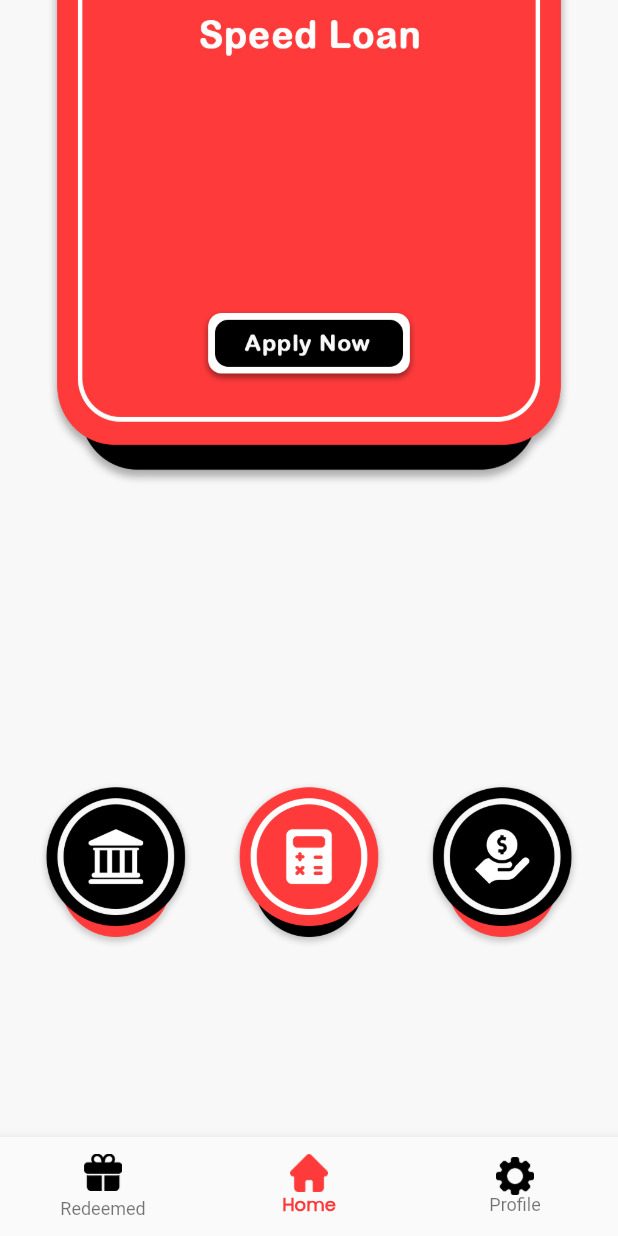
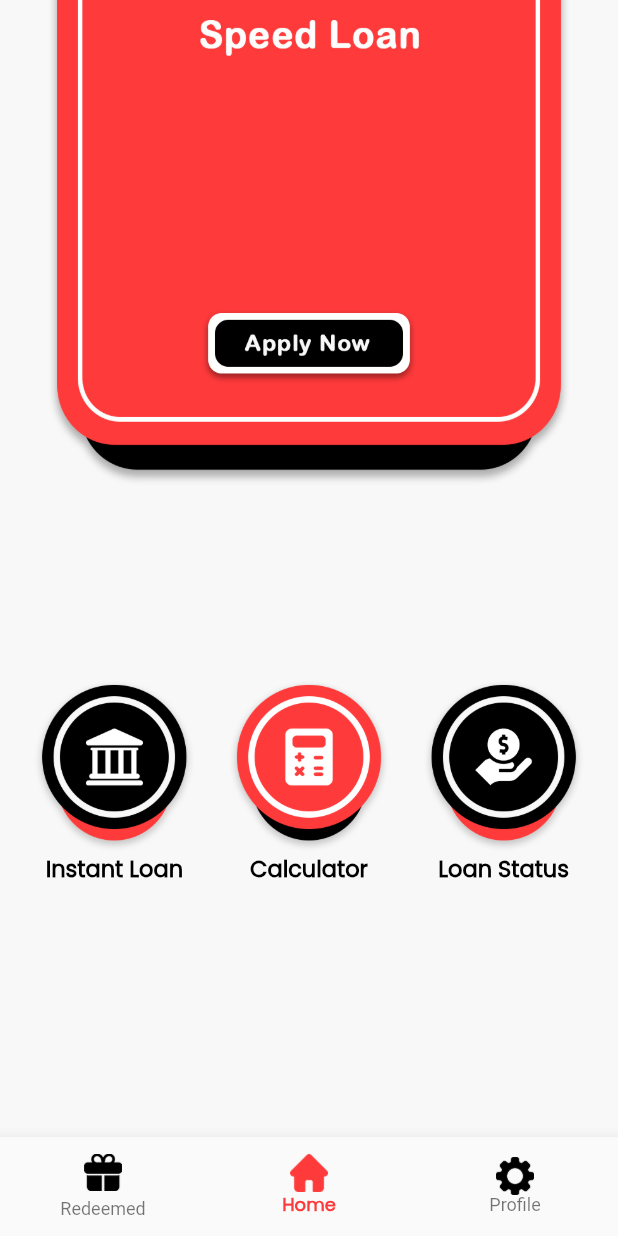
Before and after one commit to DhruvalGorasiya/speed_lone, a Flutter app: the screen it shows after launch, item 2 of the bottom bar chosen, on a phone screen of 412 x 824 dp. Run offline on Flutter 3.47's test engine with Material 2 defaults, Android fonts, the phone set to English and light mode, and no system bars; our stand-ins replace cloud_firestore, connectivity_plus, firebase_core, get, google_mobile_ads; missing offline and left inert: store_redirect; accounts and stored records are empty.

```diff
--- a/lib/main.dart
+++ b/lib/main.dart
@@ -22,6 +22,7 @@ import 'package:lone_counter/utils/routes.dart';
 import 'package:lone_counter/view/log_in_view.dart';
 import 'view/fd_calculator_view.dart';
 import 'view/loan_detail_view.dart';
+import 'view/loan_status_view.dart';
 
 void main() {
   WidgetsFlutterBinding.ensureInitialized();
@@ -70,6 +71,7 @@ class MyApp extends StatelessWidget {
             name: Routes.instantLoanView, page: () => const InstantLoanView()),
         GetPage(name: Routes.aboutUs, page: () => const AboutUs()),
         GetPage(name: Routes.fdCalculatorView, page: () => FdCalculatorView()),
+        GetPage(name: Routes.loanStatusView, page: () => LoanStatusView()),
       ],
       debugShowCheckedModeBanner: false,
       initialRoute: Routes.splashView,
--- a/lib/utils/image_constant.dart
+++ b/lib/utils/image_constant.dart
@@ -22,4 +22,6 @@ class ImageConstant {
   static const gift = "assets/icons/gift-card.png";
   static const privacy = "assets/icons/privacy-policy.png";
   static const about = "assets/icons/information.png";
+  static const congratulaion = "assets/backgrounds/Congratualtions.jpg";
+  static const checkStatus = "assets/icons/check_status.png";
 }
--- a/lib/utils/routes.dart
+++ b/lib/utils/routes.dart
@@ -16,4 +16,5 @@ class Routes {
   static const freeMemberShipView = '/freeMemberShipView';
   static const aboutUs = '/aboutUs';
   static const fdCalculatorView = '/fdCalculatorView';
+  static const loanStatusView = '/loanStatusView';
 }
--- a/lib/utils/text_style_constant.dart
+++ b/lib/utils/text_style_constant.dart
@@ -22,6 +22,11 @@ class TextStyleConstant {
       fontSize: 16,
       fontFamily: 'Poppins',
       fontWeight: FontWeight.w900);
+  static const bold15Black = TextStyle(
+      color: ColorConstant.black,
+      fontSize: 15,
+      fontFamily: 'Poppins',
+      fontWeight: FontWeight.w900);
   static const bold14Black = TextStyle(
       color: ColorConstant.black,
       fontSize: 14,
--- a/lib/view/home.dart
+++ b/lib/view/home.dart
@@ -15,8 +15,6 @@ class HomeView extends StatefulWidget {
 }
 
 class _HomeViewState extends State<HomeView> {
-
-
   @override
   Widget build(BuildContext context) {
     return SafeArea(
@@ -40,7 +38,7 @@ class _HomeViewState extends State<HomeView> {
           ),
           Padding(
             padding: EdgeInsets.only(
-              top: Get.height * 0.5,
+              top: Get.height * 0.55,
             ),
             child: Row(
               mainAxisAlignment: MainAxisAlignment.spaceEvenly,
@@ -52,6 +50,7 @@ class _HomeViewState extends State<HomeView> {
                       );
                     },
                     image: ImageConstant.instantLoan,
+                    title: "Instant Loan",
                     context: context),
                 customButton(
                     onPressed: () {
@@ -61,10 +60,16 @@ class _HomeViewState extends State<HomeView> {
                       );
                     },
                     image: ImageConstant.calculator,
+                    title: "Calculator",
                     context: context),
                 customButton(
-                    onPressed: () {},
+                    onPressed: () {
+                      Get.toNamed(
+                        Routes.loanStatusView,
+                      );
+                    },
                     image: ImageConstant.loanStatus,
+                    title: "Loan Status",
                     context: context),
               ],
             ),
--- a/lib/widget/custom_button.dart
+++ b/lib/widget/custom_button.dart
@@ -8,18 +8,27 @@ import 'package:lone_counter/widget/custom_text_field.dart';
 Widget customButton(
     {VoidCallback? onPressed,
     required String image,
+    title,
     required BuildContext context}) {
   return GestureDetector(
     onTap: onPressed,
     child: SizedBox(
       height: MediaQuery.of(context).size.height * 0.4,
-      width: MediaQuery.of(context).size.width * 0.25,
-      child: Image.asset(image),
+      width: MediaQuery.of(context).size.width * 0.26,
+      child: Column(
+        children: [
+          Image.asset(image),
+          Text(
+            title,
+            style: TextStyleConstant.bold15Black,
+          ),
+        ],
+      ),
     ),
   );
 }
 
-Widget elevatedButton(VoidCallback onTap,{String? text}) {
+Widget elevatedButton(VoidCallback onTap, {String? text}) {
   return ElevatedButton(
     onPressed: onTap,
     style: ButtonStyle(
```
Also changed, not shown: lib/view/loan_status_view.dart (added, +39 -0 lines), lib/view/redeemed_view.dart (+0 -26 lines), assets/backgrounds/Congratualtions.jpg (added), assets/icons/check_status.png (added). Lines whose indentation alone changed are shown as unchanged.
